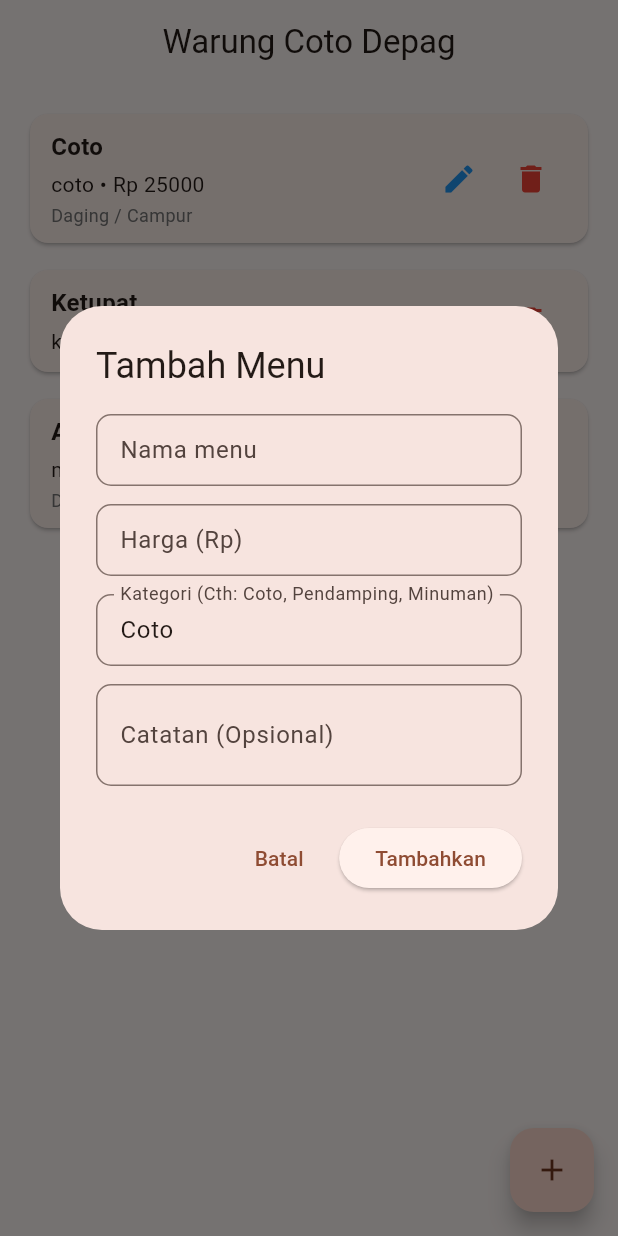
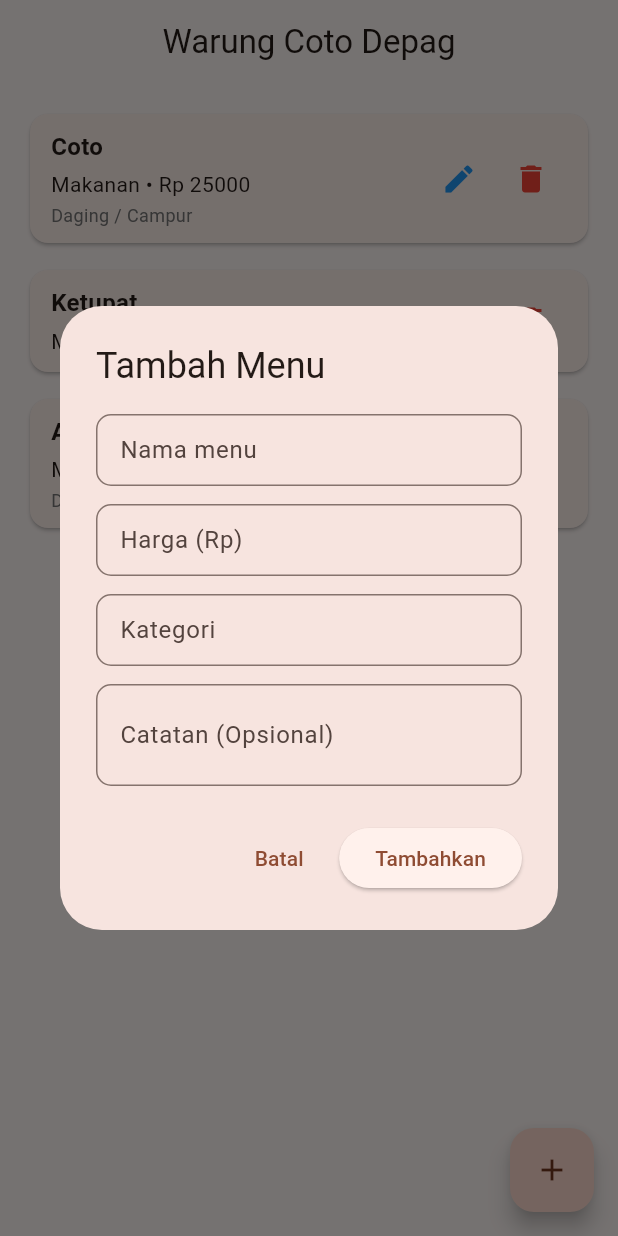
Before and after one commit to cfarreltanmel/VisualProgramming-AFL2-ChristianFarrelTanmel-2086022510011, a Flutter app: the screen it shows after launch, after a tap on the "add" icon, on a phone screen of 412 x 824 dp. Run offline on Flutter 3.47's test engine with Material 3 defaults, Android fonts, the phone set to English and light mode, and no system bars; our stand-ins replace shared_preferences.

Commit message:
menu_form_dialog: changed controller text to empty ('') so the field text only appears when the user interact with category field in the add menu, added hintText so when the user interact with the category field an example text appears. Also changed some of the factory attribute values so it's more consistent.

```diff
--- a/assets/menu.json
+++ b/assets/menu.json
@@ -3,21 +3,21 @@
     "id": "1",
     "name": "Coto",
     "price": 25000,
-    "category": "coto",
+    "category": "Makanan",
     "note": "Daging / Campur"
   },
   {
     "id": "2",
     "name": "Ketupat",
     "price": 3000,
-    "category": "ketupat",
+    "category": "Makanan",
     "note": null
   },
   {
     "id": "3",
     "name": "Air Mineral",
     "price": 5000,
-    "category": "minuman",
+    "category": "Minuman",
     "note": "Dingin / Biasa"
   }
 ]
--- a/lib/views/widgets/menu_form_dialog.dart
+++ b/lib/views/widgets/menu_form_dialog.dart
@@ -39,7 +39,7 @@ class _MenuFormDialogState extends State<MenuFormDialog> {
           : '',
     );
     _categoryController = TextEditingController(
-      text: widget.existingMenu?.category ?? 'Coto',
+      text: widget.existingMenu?.category ?? '',
     );
     _noteController = TextEditingController(
       text: widget.existingMenu?.note ?? '',
@@ -85,10 +85,12 @@ class _MenuFormDialogState extends State<MenuFormDialog> {
       TextFormField(
         controller: _categoryController,
         decoration: const InputDecoration(
-          labelText: 'Kategori (Cth: Coto, Pendamping, Minuman)',
+          labelText: 'Kategori',
+          hintText: 'Cth: makanan, minuman, sampingan',
         ),
-        validator: (value) =>
-            (value == null || value.trim().isEmpty) ? 'Kategori' : null,
+        validator: (value) => (value == null || value.trim().isEmpty)
+            ? 'Kategori wajib di isi!'
+            : null,
       ),
       const SizedBox(height: 12),
       TextFormField(
```
Also changed, not shown: lib/data/repositories/menu_repository_impl.dart (+9 -0 lines).
